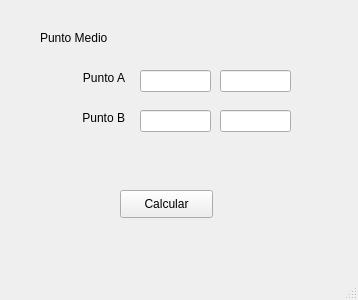
Old version of the form Unidad 1/E_05_PuntoMedio.ui in the repository adanclv/PIP_2024_1.
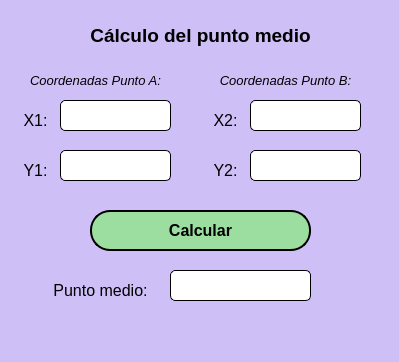
New version of the form.

What changed in the file:
```diff
--- a/Unidad 1/E_05_PuntoMedio.ui
+++ b/Unidad 1/E_05_PuntoMedio.ui
@@ -6,126 +6,297 @@
    <rect>
     <x>0</x>
     <y>0</y>
-    <width>358</width>
-    <height>300</height>
+    <width>399</width>
+    <height>362</height>
    </rect>
   </property>
   <property name="windowTitle">
    <string>MainWindow</string>
   </property>
+  <property name="styleSheet">
+   <string notr="true">background-color: rgb(207, 191, 247);</string>
+  </property>
   <widget class="QWidget" name="centralwidget">
+   <widget class="QPushButton" name="btn_calcular">
+    <property name="geometry">
+     <rect>
+      <x>90</x>
+      <y>210</y>
+      <width>221</width>
+      <height>41</height>
+     </rect>
+    </property>
+    <property name="font">
+     <font>
+      <pointsize>12</pointsize>
+      <weight>75</weight>
+      <bold>true</bold>
+     </font>
+    </property>
+    <property name="styleSheet">
+     <string notr="true">background-color: rgb(156, 222, 159);
+border : 2px solid black;
+border-radius: 20px;</string>
+    </property>
+    <property name="text">
+     <string>Calcular</string>
+    </property>
+   </widget>
    <widget class="QLabel" name="label">
     <property name="geometry">
      <rect>
-      <x>40</x>
-      <y>30</y>
-      <width>231</width>
-      <height>16</height>
+      <x>60</x>
+      <y>20</y>
+      <width>281</width>
+      <height>31</height>
      </rect>
     </property>
+    <property name="font">
+     <font>
+      <pointsize>14</pointsize>
+     </font>
+    </property>
     <property name="text">
-     <string>Punto Medio</string>
+     <string>&lt;html&gt;&lt;head/&gt;&lt;body&gt;&lt;p align=&quot;center&quot;&gt;&lt;span style=&quot; font-weight:600;&quot;&gt;Cálculo del punto medio&lt;/span&gt;&lt;/p&gt;&lt;/body&gt;&lt;/html&gt;</string>
     </property>
    </widget>
    <widget class="QLabel" name="label_2">
     <property name="geometry">
      <rect>
-      <x>70</x>
+      <x>10</x>
       <y>70</y>
-      <width>55</width>
-      <height>16</height>
+      <width>171</width>
+      <height>21</height>
      </rect>
     </property>
     <property name="text">
-     <string>Punto A</string>
+     <string>&lt;html&gt;&lt;head/&gt;&lt;body&gt;&lt;p align=&quot;center&quot;&gt;&lt;span style=&quot; font-size:10pt; font-style:italic;&quot;&gt;Coordenadas Punto A:&lt;/span&gt;&lt;/p&gt;&lt;/body&gt;&lt;/html&gt;</string>
     </property>
-    <property name="alignment">
-     <set>Qt::AlignRight|Qt::AlignTrailing|Qt::AlignVCenter</set>
+   </widget>
+   <widget class="QLabel" name="label_3">
+    <property name="geometry">
+     <rect>
+      <x>200</x>
+      <y>65</y>
+      <width>171</width>
+      <height>31</height>
+     </rect>
+    </property>
+    <property name="text">
+     <string>&lt;html&gt;&lt;head/&gt;&lt;body&gt;&lt;p align=&quot;center&quot;&gt;&lt;span style=&quot; font-size:10pt; font-style:italic;&quot;&gt;Coordenadas Punto B:&lt;/span&gt;&lt;/p&gt;&lt;/body&gt;&lt;/html&gt;</string>
     </property>
    </widget>
    <widget class="QLineEdit" name="txt_x1">
     <property name="geometry">
      <rect>
-      <x>140</x>
-      <y>70</y>
-      <width>71</width>
-      <height>22</height>
+      <x>60</x>
+      <y>100</y>
+      <width>111</width>
+      <height>31</height>
      </rect>
     </property>
+    <property name="font">
+     <font>
+      <family>Bahnschrift SemiLight SemiConde</family>
+      <pointsize>11</pointsize>
+     </font>
+    </property>
+    <property name="styleSheet">
+     <string notr="true">background-color: rgb(255, 255, 255);
+border: 1px solid black;
+border-radius: 5px; </string>
+    </property>
+    <property name="alignment">
+     <set>Qt::AlignCenter</set>
+    </property>
    </widget>
    <widget class="QLineEdit" name="txt_y1">
     <property name="geometry">
      <rect>
-      <x>220</x>
-      <y>70</y>
-      <width>71</width>
-      <height>22</height>
+      <x>60</x>
+      <y>150</y>
+      <width>111</width>
+      <height>31</height>
      </rect>
     </property>
-   </widget>
-   <widget class="QLabel" name="label_3">
-    <property name="geometry">
-     <rect>
-      <x>70</x>
-      <y>110</y>
-      <width>55</width>
-      <height>16</height>
-     </rect>
+    <property name="font">
+     <font>
+      <family>Bahnschrift SemiLight SemiConde</family>
+      <pointsize>11</pointsize>
+     </font>
     </property>
-    <property name="text">
-     <string>Punto B</string>
+    <property name="styleSheet">
+     <string notr="true">background-color: rgb(255, 255, 255);
+border: 1px solid black;
+border-radius: 5px; </string>
     </property>
     <property name="alignment">
-     <set>Qt::AlignRight|Qt::AlignTrailing|Qt::AlignVCenter</set>
+     <set>Qt::AlignCenter</set>
     </property>
    </widget>
    <widget class="QLineEdit" name="txt_x2">
     <property name="geometry">
      <rect>
-      <x>140</x>
-      <y>110</y>
-      <width>71</width>
-      <height>22</height>
+      <x>250</x>
+      <y>100</y>
+      <width>111</width>
+      <height>31</height>
      </rect>
     </property>
+    <property name="font">
+     <font>
+      <family>Bahnschrift SemiLight SemiConde</family>
+      <pointsize>11</pointsize>
+     </font>
+    </property>
+    <property name="styleSheet">
+     <string notr="true">background-color: rgb(255, 255, 255);
+border: 1px solid black;
+border-radius: 5px; </string>
+    </property>
+    <property name="alignment">
+     <set>Qt::AlignCenter</set>
+    </property>
    </widget>
    <widget class="QLineEdit" name="txt_y2">
     <property name="geometry">
      <rect>
-      <x>220</x>
-      <y>110</y>
-      <width>71</width>
-      <height>22</height>
-     </rect>
-    </property>
-   </widget>
-   <widget class="QLabel" name="label_resultado">
-    <property name="geometry">
-     <rect>
-      <x>90</x>
+      <x>250</x>
       <y>150</y>
-      <width>171</width>
-      <height>16</height>
+      <width>111</width>
+      <height>31</height>
      </rect>
     </property>
-    <property name="text">
-     <string/>
+    <property name="font">
+     <font>
+      <family>Bahnschrift SemiLight SemiConde</family>
+      <pointsize>11</pointsize>
+     </font>
     </property>
+    <property name="styleSheet">
+     <string notr="true">background-color: rgb(255, 255, 255);
+border: 1px solid black;
+border-radius: 5px; </string>
+    </property>
     <property name="alignment">
      <set>Qt::AlignCenter</set>
     </property>
    </widget>
-   <widget class="QPushButton" name="btn_calcular">
+   <widget class="QLineEdit" name="txt_resultado">
     <property name="geometry">
      <rect>
-      <x>120</x>
-      <y>190</y>
-      <width>93</width>
-      <height>28</height>
+      <x>170</x>
+      <y>270</y>
+      <width>141</width>
+      <height>31</height>
      </rect>
     </property>
+    <property name="font">
+     <font>
+      <family>Bahnschrift SemiLight SemiConde</family>
+      <pointsize>11</pointsize>
+     </font>
+    </property>
+    <property name="styleSheet">
+     <string notr="true">background-color: rgb(255, 255, 255);
+border: 1px solid black;
+border-radius: 5px; </string>
+    </property>
+    <property name="alignment">
+     <set>Qt::AlignCenter</set>
+    </property>
+    <property name="readOnly">
+     <bool>true</bool>
+    </property>
+   </widget>
+   <widget class="QLabel" name="label_8">
+    <property name="geometry">
+     <rect>
+      <x>40</x>
+      <y>280</y>
+      <width>121</width>
+      <height>21</height>
+     </rect>
+    </property>
+    <property name="font">
+     <font>
+      <pointsize>12</pointsize>
+     </font>
+    </property>
     <property name="text">
-     <string>Calcular</string>
+     <string>&lt;html&gt;&lt;head/&gt;&lt;body&gt;&lt;p align=&quot;center&quot;&gt;Punto medio:&lt;/p&gt;&lt;/body&gt;&lt;/html&gt;</string>
+    </property>
+   </widget>
+   <widget class="QLabel" name="label_4">
+    <property name="geometry">
+     <rect>
+      <x>20</x>
+      <y>110</y>
+      <width>31</width>
+      <height>21</height>
+     </rect>
+    </property>
+    <property name="font">
+     <font>
+      <pointsize>12</pointsize>
+     </font>
+    </property>
+    <property name="text">
+     <string>&lt;html&gt;&lt;head/&gt;&lt;body&gt;&lt;p align=&quot;center&quot;&gt;X1:&lt;/p&gt;&lt;/body&gt;&lt;/html&gt;</string>
+    </property>
+   </widget>
+   <widget class="QLabel" name="label_9">
+    <property name="geometry">
+     <rect>
+      <x>20</x>
+      <y>160</y>
+      <width>31</width>
+      <height>21</height>
+     </rect>
+    </property>
+    <property name="font">
+     <font>
+      <pointsize>14</pointsize>
+     </font>
+    </property>
+    <property name="text">
+     <string>&lt;html&gt;&lt;head/&gt;&lt;body&gt;&lt;p align=&quot;center&quot;&gt;&lt;span style=&quot; font-size:12pt;&quot;&gt;Y1:&lt;/span&gt;&lt;/p&gt;&lt;/body&gt;&lt;/html&gt;</string>
+    </property>
+   </widget>
+   <widget class="QLabel" name="label_5">
+    <property name="geometry">
+     <rect>
+      <x>210</x>
+      <y>110</y>
+      <width>31</width>
+      <height>21</height>
+     </rect>
+    </property>
+    <property name="font">
+     <font>
+      <pointsize>12</pointsize>
+     </font>
+    </property>
+    <property name="text">
+     <string>&lt;html&gt;&lt;head/&gt;&lt;body&gt;&lt;p align=&quot;center&quot;&gt;X2:&lt;/p&gt;&lt;/body&gt;&lt;/html&gt;</string>
+    </property>
+   </widget>
+   <widget class="QLabel" name="label_10">
+    <property name="geometry">
+     <rect>
+      <x>210</x>
+      <y>160</y>
+      <width>31</width>
+      <height>21</height>
+     </rect>
+    </property>
+    <property name="font">
+     <font>
+      <pointsize>12</pointsize>
+     </font>
+    </property>
+    <property name="text">
+     <string>&lt;html&gt;&lt;head/&gt;&lt;body&gt;&lt;p align=&quot;center&quot;&gt;Y2:&lt;/p&gt;&lt;/body&gt;&lt;/html&gt;</string>
     </property>
    </widget>
   </widget>
```
Left out of the diff: 2 changed lines with no effect on the pictures.
